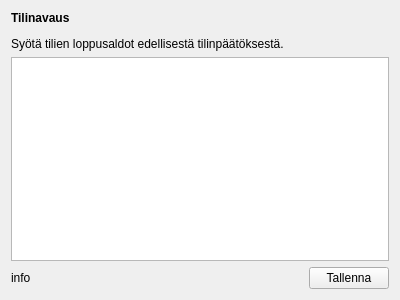
The window that kitupiikki/maaritys/tilinavaus.ui (artoh/kitupiikki) describes before a commit, drawn with Qt 5.
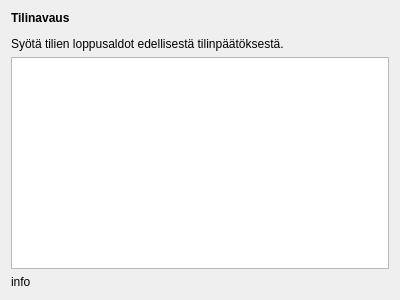
The same window after the commit.

Diff of the .ui file:
```diff
--- a/kitupiikki/maaritys/tilinavaus.ui
+++ b/kitupiikki/maaritys/tilinavaus.ui
@@ -37,26 +37,6 @@
        </property>
       </widget>
      </item>
-     <item>
-      <spacer name="horizontalSpacer">
-       <property name="orientation">
-        <enum>Qt::Horizontal</enum>
-       </property>
-       <property name="sizeHint" stdset="0">
-        <size>
-         <width>40</width>
-         <height>20</height>
-        </size>
-       </property>
-      </spacer>
-     </item>
-     <item>
-      <widget class="QPushButton" name="tallennaNappi">
-       <property name="text">
-        <string>Tallenna</string>
-       </property>
-      </widget>
-     </item>
     </layout>
    </item>
   </layout>
```
